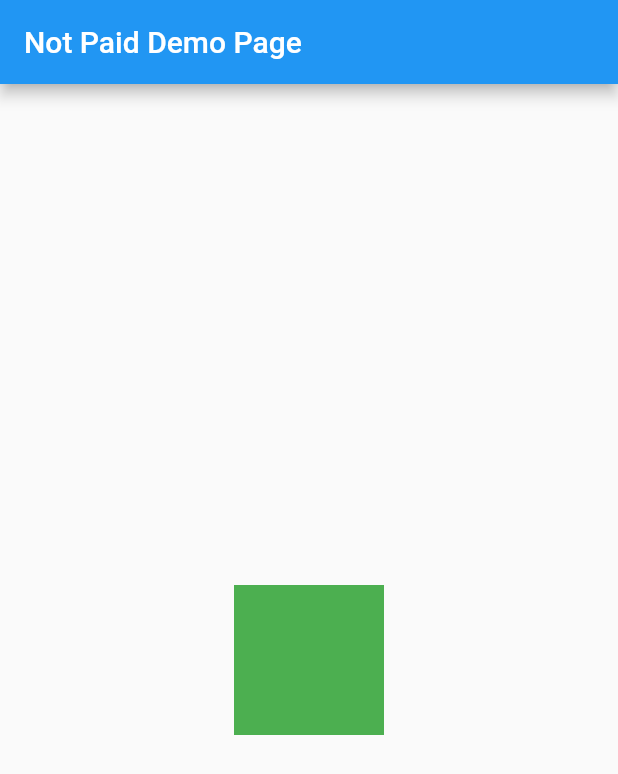
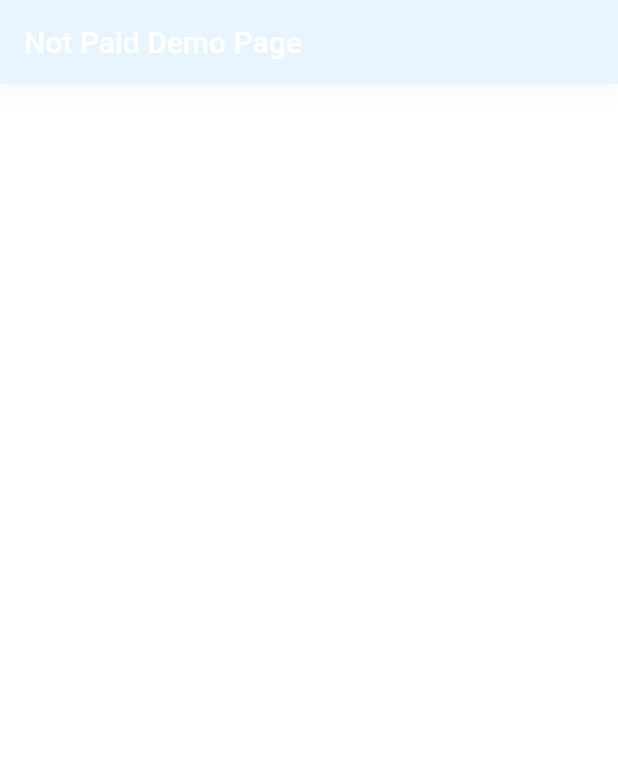
Before and after one commit to hd-motion/flutter_not_paid, a Flutter app: the screen it shows after launch, on a phone screen of 412 x 824 dp. Shown: the top 774 px of the screen. Run offline on Flutter 3.47's test engine with Material 2 defaults, Android fonts, the phone set to English and light mode, and no system bars.

```diff
--- a/example/lib/main.dart
+++ b/example/lib/main.dart
@@ -6,12 +6,16 @@ void main() => runApp(MyApp());
 class MyApp extends StatelessWidget {
   @override
   Widget build(BuildContext context) {
-    return MaterialApp(
-      title: 'Not-Paid Demo',
-      theme: ThemeData(
-        primarySwatch: Colors.blue,
+    return NotPaid(
+      dueDate: DateTime(2020, 5, 12),
+      deadlineDays: 20,
+      child: MaterialApp(
+        title: 'Not-Paid Demo',
+        theme: ThemeData(
+          primarySwatch: Colors.blue,
+        ),
+        home: DemoPage(title: 'Not Paid Demo Page'),
       ),
-      home: DemoPage(title: 'Not Paid Demo Page'),
     );
   }
 }
@@ -35,16 +39,7 @@ class _DemoPageState extends State<DemoPage> {
       body: Center(
         child: Column(
           mainAxisAlignment: MainAxisAlignment.center,
-          children: <Widget>[
-            NotPaid(
-                dueDate: DateTime(2020, 5, 20),
-                deadlineDays: 24,
-                child: Container(
-                  width: 100,
-                  height: 100,
-                  color: Colors.green,
-                ))
-          ],
+          children: <Widget>[],
         ),
       ),
     );
--- a/lib/not_paid.dart
+++ b/lib/not_paid.dart
@@ -16,7 +16,17 @@ class NotPaid extends StatefulWidget {
 
 class _NotPaidState extends State<NotPaid> {
   double opacity = 1.0;
-  //TODO: Implement opacity logic
+
+  @override
+  void initState() {
+    int daysRemaining = checkRemainingDays();
+    print(daysRemaining);
+    if (daysRemaining < 1) {
+      opacity = calculateOpacity(daysRemaining);
+    }
+    super.initState();
+  }
+
   @override
   Widget build(BuildContext context) {
     return Opacity(
@@ -24,4 +34,18 @@ class _NotPaidState extends State<NotPaid> {
       child: widget.child,
     );
   }
+
+  int checkRemainingDays() {
+    DateTime currentDate = DateTime.now();
+    int daysRemaining = widget.dueDate.difference(currentDate).inDays;
+    return daysRemaining;
+  }
+
+  double calculateOpacity(int daysRemaining) {
+    double opacityValue = (widget.deadlineDays + daysRemaining) / widget.deadlineDays;
+    if (opacityValue < 0.0) {
+      opacityValue = 0.0;
+    }
+    return opacityValue;
+  }
 }
```
